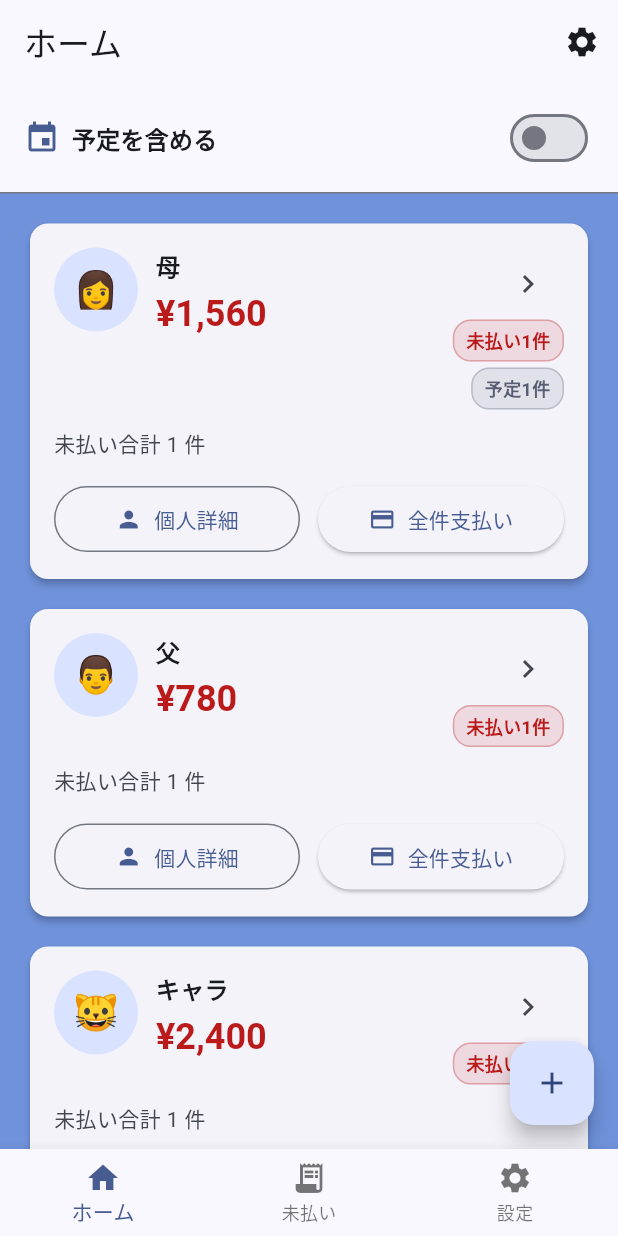
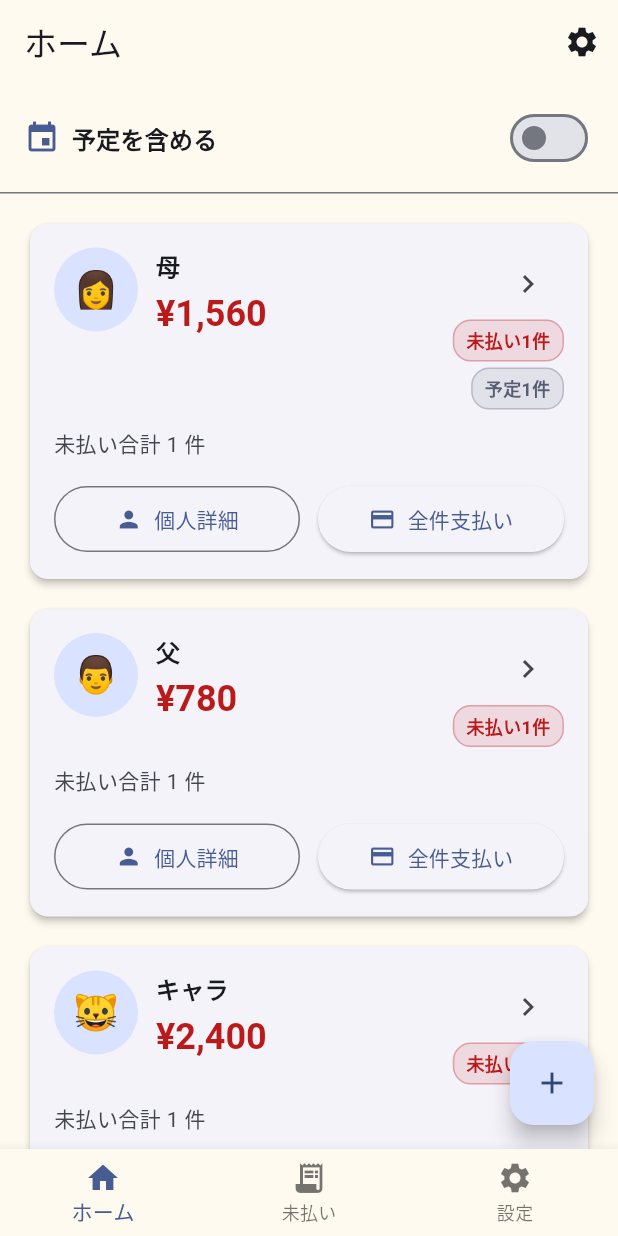
Before and after one commit to N-plus/PaymentCalendar, a Flutter app: the screen it shows after launch, on a phone screen of 412 x 824 dp. Run offline on Flutter 3.47's test engine with Material 3 defaults, Android fonts, the phone set to English and light mode, and no system bars; our stand-ins replace flutter_local_notifications, flutter_riverpod, image_picker, timezone.

Commit message:
Adjust app background color

```diff
--- a/lib/main.dart
+++ b/lib/main.dart
@@ -32,8 +32,12 @@ class PaymentCalendarApp extends ConsumerWidget {
       title: 'Payment Calendar',
       debugShowCheckedModeBanner: false,
       theme: ThemeData(
-        colorScheme: ColorScheme.fromSeed(seedColor: const Color(0xFF3366CC)),
-        scaffoldBackgroundColor: const Color(0xFF3366CC),
+        colorScheme: ColorScheme.fromSeed(seedColor: const Color(0xFF3366CC))
+            .copyWith(
+          background: const Color(0xFFFFFAF0),
+          surface: const Color(0xFFFFFAF0),
+        ),
+        scaffoldBackgroundColor: const Color(0xFFFFFAF0),
         useMaterial3: true,
         fontFamily: 'N'
             'o'
```
